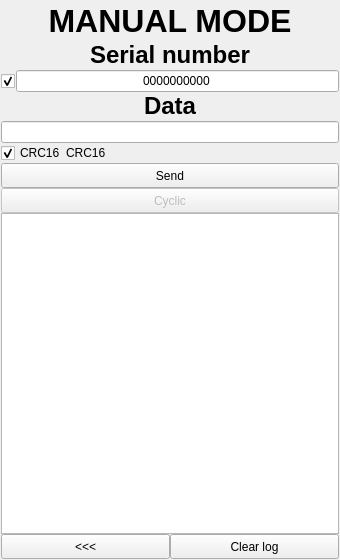
Before: the Qt Designer form ANDROID_FORMS/hands_enter_form.ui in DavidSiegman/PLC_RF_Configurator, drawn with Qt 5.
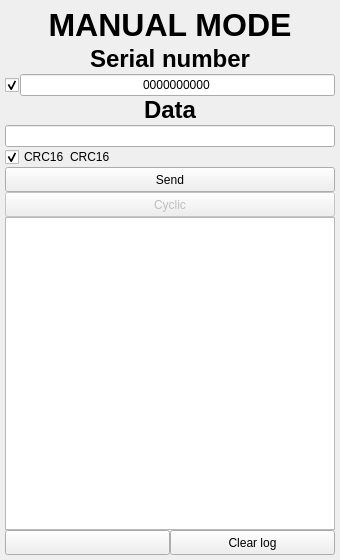
After: the same form once the commit is applied. Icons and pictures are not drawn.

Diff of the .ui file:
```diff
--- a/ANDROID_FORMS/hands_enter_form.ui
+++ b/ANDROID_FORMS/hands_enter_form.ui
@@ -18,16 +18,16 @@
     <number>0</number>
    </property>
    <property name="leftMargin">
-    <number>1</number>
+    <number>5</number>
    </property>
    <property name="topMargin">
-    <number>1</number>
+    <number>5</number>
    </property>
    <property name="rightMargin">
-    <number>1</number>
+    <number>5</number>
    </property>
    <property name="bottomMargin">
-    <number>1</number>
+    <number>5</number>
    </property>
    <item>
     <widget class="QLabel" name="label_8">
@@ -45,6 +45,7 @@
      </property>
      <property name="font">
       <font>
+       <family>Microsoft YaHei UI</family>
        <pointsize>24</pointsize>
        <weight>75</weight>
        <bold>true</bold>
@@ -85,6 +86,7 @@
        </property>
        <property name="font">
         <font>
+         <family>Microsoft YaHei UI</family>
          <pointsize>18</pointsize>
          <weight>75</weight>
          <bold>true</bold>
@@ -142,6 +144,11 @@
            <height>20</height>
           </size>
          </property>
+         <property name="font">
+          <font>
+           <family>Microsoft YaHei UI</family>
+          </font>
+         </property>
          <property name="text">
           <string>0000000000</string>
          </property>
@@ -178,6 +185,7 @@
        </property>
        <property name="font">
         <font>
+         <family>Microsoft YaHei UI</family>
          <pointsize>18</pointsize>
          <weight>75</weight>
          <bold>true</bold>
@@ -208,6 +216,11 @@
          <height>20</height>
         </size>
        </property>
+       <property name="font">
+        <font>
+         <family>Microsoft YaHei UI</family>
+        </font>
+       </property>
       </widget>
      </item>
     </layout>
@@ -237,6 +250,11 @@
          <height>16777215</height>
         </size>
        </property>
+       <property name="font">
+        <font>
+         <family>Microsoft YaHei UI</family>
+        </font>
+       </property>
        <property name="text">
         <string>CRC16</string>
        </property>
@@ -268,6 +286,11 @@
          <height>16777215</height>
         </size>
        </property>
+       <property name="font">
+        <font>
+         <family>Microsoft YaHei UI</family>
+        </font>
+       </property>
        <property name="text">
         <string>CRC16</string>
        </property>
@@ -298,6 +321,11 @@
        <height>16777215</height>
       </size>
      </property>
+     <property name="font">
+      <font>
+       <family>Microsoft YaHei UI</family>
+      </font>
+     </property>
      <property name="text">
       <string>Send</string>
      </property>
@@ -326,6 +354,11 @@
        <height>16777215</height>
       </size>
      </property>
+     <property name="font">
+      <font>
+       <family>Microsoft YaHei UI</family>
+      </font>
+     </property>
      <property name="text">
       <string>Cyclic</string>
      </property>
@@ -356,6 +389,12 @@
      </property>
      <item>
       <widget class="QPushButton" name="Back">
+       <property name="sizePolicy">
+        <sizepolicy hsizetype="Minimum" vsizetype="Minimum">
+         <horstretch>0</horstretch>
+         <verstretch>0</verstretch>
+        </sizepolicy>
+       </property>
        <property name="minimumSize">
         <size>
          <width>0</width>
@@ -363,18 +402,39 @@
         </size>
        </property>
        <property name="text">
-        <string>&lt;&lt;&lt;</string>
+        <string/>
+       </property>
+       <property name="icon">
+        <iconset resource="../RESOURCES/images.qrc">
+         <normaloff>:/new/icons/images/BACK_2.png</normaloff>:/new/icons/images/BACK_2.png</iconset>
+       </property>
+       <property name="iconSize">
+        <size>
+         <width>30</width>
+         <height>30</height>
+        </size>
        </property>
       </widget>
      </item>
      <item>
       <widget class="QPushButton" name="pushButton">
+       <property name="sizePolicy">
+        <sizepolicy hsizetype="Minimum" vsizetype="Minimum">
+         <horstretch>0</horstretch>
+         <verstretch>0</verstretch>
+        </sizepolicy>
+       </property>
        <property name="minimumSize">
         <size>
          <width>0</width>
          <height>25</height>
         </size>
        </property>
+       <property name="font">
+        <font>
+         <family>Microsoft YaHei UI</family>
+        </font>
+       </property>
        <property name="text">
         <string>Clear log</string>
        </property>
```
Left out of the diff: 10 changed lines with no effect on the pictures.
